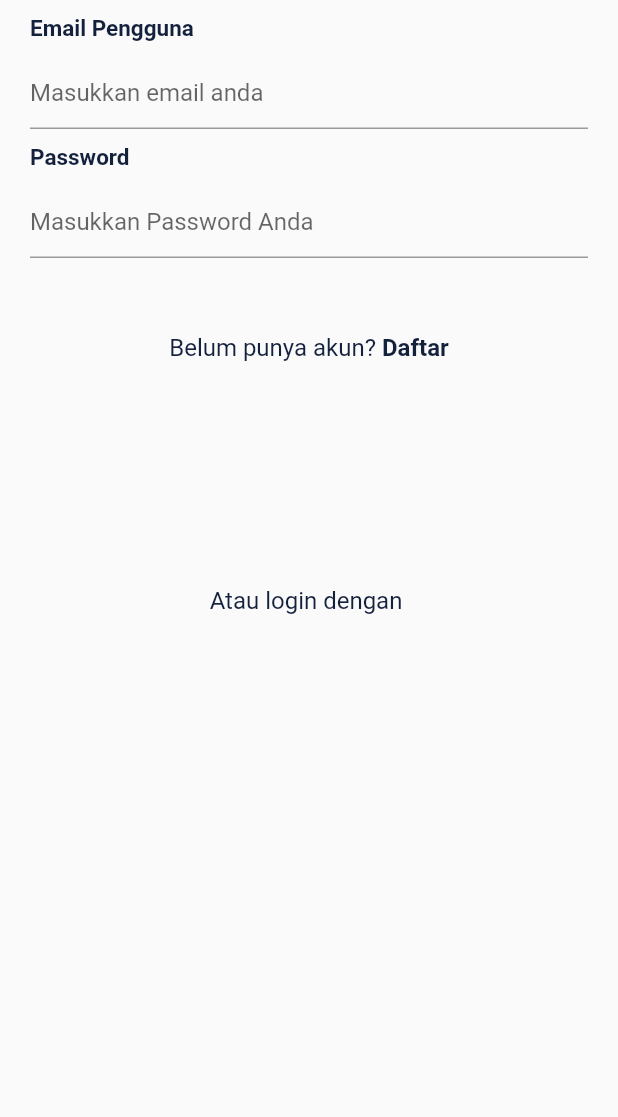
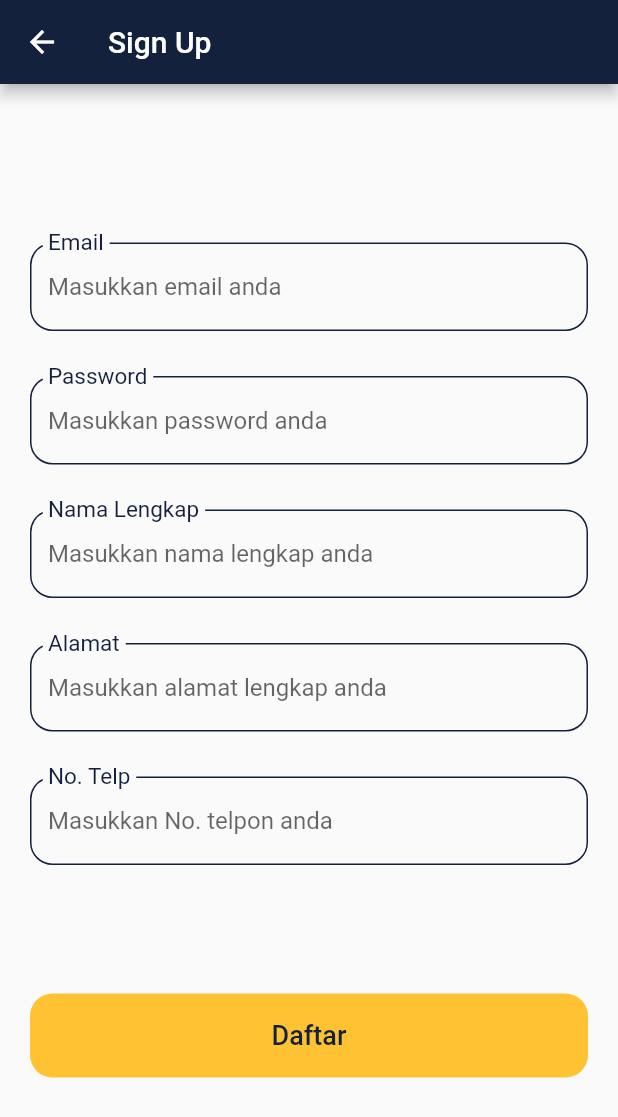
Before and after one commit to dafaraisya/rongsokin_pengepul, a Flutter app: the screen it shows after launch, after a tap on "Daftar", on a phone screen of 412 x 824 dp. Shown: the top 1117 px of the screen. Run offline on Flutter 3.47's test engine with Material 2 defaults, Android fonts, the phone set to English and light mode, and no system bars.

Commit message:
add sign in and signup page

```diff
--- /dev/null
+++ b/lib/components/default_button.dart
@@ -0,0 +1,38 @@
+import 'package:flutter/material.dart';
+import 'package:rongsokin_pengepul/constant.dart';
+
+class DefaultButton extends StatelessWidget {
+  const DefaultButton({
+    Key? key,
+    this.text,
+    this.press,
+  }) : super(key: key);
+  final String? text;
+  final VoidCallback? press;
+
+  @override
+  Widget build(BuildContext context) {
+    return SizedBox(
+      width: double.infinity,
+      height: 56,
+      child: TextButton(
+        style: ButtonStyle(
+          backgroundColor: MaterialStateProperty.all<Color>(Color(0XFFFFC233)),
+          shape: MaterialStateProperty.all<RoundedRectangleBorder>(
+            RoundedRectangleBorder(
+              borderRadius: BorderRadius.circular(15.0)
+            )
+          )
+        ),
+        onPressed: press!,
+        child: Text(
+          text!,
+          style: TextStyle(
+            fontSize: 18,
+            color: kPrimaryColor,
+          ),
+        ),
+      ),
+    );
+  }
+}
--- a/lib/constant.dart
+++ b/lib/constant.dart
@@ -1,17 +1,6 @@
 import 'package:flutter/material.dart';
 
 const kPrimaryColor = Color(0xFF14213D);
-const kPrimaryLightColor = Color(0xFFFFECDF);
-const kPrimaryGradientColor = LinearGradient(
-  begin: Alignment.topLeft,
-  end: Alignment.bottomRight,
-  colors: [Color(0xFFFFA53E), Color(0xFFFF7643)],
-);
-const kSecondaryColor = Color(0xFF979797);
-const kTextColor = Color(0xFFFF652C);
-const kDefaultPadding = 20.0;
-const kErrorColor = Color(0xFFF03738);
-const kContentColorLightTheme = Color(0xFF1D1D35);
 const kHeaderText = TextStyle(
   color: Colors.black,
   fontWeight: FontWeight.bold,
@@ -29,23 +18,3 @@ const kParagraphText = TextStyle(
   fontSize: 14,
   fontFamily: 'Montserrat Regular'
 );
-
-const kAnimationDuration = Duration(milliseconds: 200);
-
-const defaultDuration = Duration(milliseconds: 250);
-
-// Form Error
-final RegExp emailValidatorRegExp = RegExp(r"^[a-zA-Z0-9.]+@[a-zA-Z0-9]+\.[a-zA-Z]+");
-const String kEmailNullError = "Please Enter your email";
-const String kInvalidEmailError = "Please Enter Valid Email";
-const String kUsernameNullError = "Please Enter your Username";
-const String kInvalidUsernameError = "Please Enter your Username";
-const String kPassNullError = "Please Enter your password";
-const String kShortPassError = "Password is too short";
-const String kMatchPassError = "Passwords don't match";
-const String kNamelNullError = "Please Enter your name";
-const String kPhoneNumberNullError = "Please Enter your phone number";
-const String kAddressNullError = "Please Enter your address";
-const String kStatusNullError = "Please Enter your status";
-const String kNikNullError = "Please Enter your NIK";
-const String kNullError = "harus di isi";
--- /dev/null
+++ b/lib/screens/home/home.dart
@@ -0,0 +1,17 @@
+import 'package:flutter/material.dart';
+
+class Home extends StatefulWidget {
+  const Home({ Key? key }) : super(key: key);
+
+  @override
+  _HomeState createState() => _HomeState();
+}
+
+class _HomeState extends State<Home> {
+  @override
+  Widget build(BuildContext context) {
+    return Container(
+      child: Text('home screen'),
+    );
+  }
+}
--- a/lib/screens/sign_in/sign_in.dart
+++ b/lib/screens/sign_in/sign_in.dart
@@ -1,34 +1,41 @@
 import 'package:flutter/material.dart';
+import 'package:rongsokin_pengepul/components/default_button.dart';
 import 'package:rongsokin_pengepul/constant.dart';
+import 'package:rongsokin_pengepul/screens/sign_up/sign_up.dart';
 
 class SignIn extends StatelessWidget {
   const SignIn({Key? key}) : super(key: key);
 
   @override
   Widget build(BuildContext context) {
-    return SafeArea(
-      child: SizedBox(
-        width: double.infinity,
-        child: Padding(
-          padding: EdgeInsets.symmetric(horizontal: 20),
-          child: SingleChildScrollView(
+    return Container(
+      padding: EdgeInsets.all(20),
       child: Column(
         children: [
-                const SizedBox(height: 10),
+          Spacer(),
+          Image.asset("assets/logo_name.png"),
+          Spacer(),
+          Image.asset("assets/logo_image.png"),
+          Spacer(),
           SignInForm(),
-                SizedBox(height: 10),
+          Spacer(),
+          DefaultButton(
+            text: "Login",
+            press: () {},
+          ),
+          Spacer(),
           Row(
             mainAxisAlignment: MainAxisAlignment.center,
             children: [
               Text(
                 "Belum punya akun? ",
-                      style: TextStyle(
-                          fontSize: 16,
-                          color: Color(0xff14213D)),
+                style: TextStyle(fontSize: 16, color: Color(0xff14213D)),
               ),
               GestureDetector(
                   onTap: () {
-                        // Navigator.pushNamed(context, SignUpScreen.routeName),
+                    Navigator.of(context).push(MaterialPageRoute(builder: (_) {
+                      return SignUp();
+                    }));
                   },
                   child: Text(
                     "Daftar",
@@ -39,32 +46,8 @@ class SignIn extends StatelessWidget {
                   )),
             ],
           ),
-                SizedBox(height: 150),
-                Text(
-                  "Atau login dengan ",
-                  style: TextStyle(
-                      fontSize: 16,
-                      color: Color(0xff14213D)),
-                ),
-                InkWell(
-                  onTap: () {
-                    // final provider = Provider.of<GoogleSignInProvider>(context,listen: false);
-                    // provider.login();
-                  },
-                  child: Container(
-                    padding: EdgeInsets.all(15),
-                    child: Row(
-                      mainAxisAlignment: MainAxisAlignment.center,
-                      children: <Widget>[
-                        // Image.asset('assets/icons/google-icon.png'),
+          Spacer()
         ],
-                    ),
-                  ),
-                )
-              ],
-            ),
-          ),
-        ),
       ),
     );
   }
@@ -79,78 +62,42 @@ class _SignInFormState extends State<SignInForm> {
   final _formKey = GlobalKey<FormState>();
   String? email;
   String? password;
-  bool loading = false;
-  final List<String> errors = [];
-  // final AuthService _auth = AuthService();
-
-  // void addError({String error}) {
-  //   if (!errors.contains(error))
-  //     setState(() {
-  //       errors.add(error);
-  //     });
-  // }
-
-  // void removeError({String error}) {
-  //   if (errors.contains(error))
-  //     setState(() {
-  //       errors.remove(error);
-  //     });
-  // }
 
   @override
   Widget build(BuildContext context) {
-    return loading
-        ? CircularProgressIndicator()
-        : Form(
+    return Form(
       key: _formKey,
       child: Column(
         crossAxisAlignment: CrossAxisAlignment.start,
         children: [
-                Text(
-                  'Email Pengguna',
-                  style: TextStyle(
-                      color: kPrimaryColor,
-                      fontWeight: FontWeight.bold,
-                      fontSize: 15),
-                ),
-                SizedBox(height: 10),
           TextFormField(
             keyboardType: TextInputType.emailAddress,
             onSaved: (newValue) => email = newValue,
             onChanged: (value) {
-                    // if (value.isNotEmpty) {
-                    //   removeError(error: kEmailNullError);
-                    // } else if (emailValidatorRegExp.hasMatch(value)) {
-                    //   removeError(error: kInvalidEmailError);
-                    // }
               setState(() {
                 email = value;
               });
             },
-                  validator: (value) {
-                    // if (value.isEmpty) {
-                    //   addError(error: kEmailNullError);
-                    //   return "";
-                    // } else if (!emailValidatorRegExp.hasMatch(value)) {
-                    //   addError(error: kInvalidEmailError);
-                    //   return "";
-                    // }
-                    return null;
-                  },
             decoration: InputDecoration(
+              floatingLabelBehavior: FloatingLabelBehavior.always,
+              labelText: "Email",
+              labelStyle: TextStyle(fontSize: 20, color: kPrimaryColor),
               hintText: "Masukkan email anda",
-                    floatingLabelBehavior: FloatingLabelBehavior.always,
+              focusedBorder: OutlineInputBorder(
+                borderRadius: BorderRadius.circular(15.0),
+                borderSide: BorderSide(
+                  color: kPrimaryColor,
                 ),
               ),
-                SizedBox(height: 10),
-                Text(
-                  'Password',
-                  style: TextStyle(
+              enabledBorder: OutlineInputBorder(
+                borderRadius: BorderRadius.circular(15.0),
+                borderSide: BorderSide(
                   color: kPrimaryColor,
-                      fontWeight: FontWeight.bold,
-                      fontSize: 15),
                 ),
-                SizedBox(height: 10),
+              ),
+            ),
+          ),
+          SizedBox(height: 30),
           TextFormField(
             obscureText: true,
             onSaved: (newValue) => password = newValue,
@@ -158,60 +105,27 @@ class _SignInFormState extends State<SignInForm> {
               setState(() {
                 password = value;
               });
-                    // if (value.isNotEmpty) {
-                    //   removeError(error: kPassNullError);
-                    // } else if (value.length >= 8) {
-                    //   removeError(error: kShortPassError);
-                    // }
-                    return null;
-                  },
-                  validator: (value) {
-                    // if (value.isEmpty) {
-                    //   addError(error: kPassNullError);
-                    //   return "";
-                    // } else if (value.length < 8) {
-                    //   addError(error: kShortPassError);
-                    //   return "";
-                    // }
               return null;
             },
             decoration: InputDecoration(
-                    hintText: "Masukkan Password Anda",
               floatingLabelBehavior: FloatingLabelBehavior.always,
+              labelText: "Password",
+              labelStyle: TextStyle(fontSize: 20, color: kPrimaryColor),
+              hintText: "Masukkan password anda",
+              focusedBorder: OutlineInputBorder(
+                borderRadius: BorderRadius.circular(15.0),
+                borderSide: BorderSide(
+                  color: kPrimaryColor,
                 ),
               ),
-                SizedBox(height: 30),
-                // FormError(errors: errors),
-                SizedBox(height: 10),
-                // DefaultButton(
-                //   text: "Login",
-                //   press: () async {
-                //     // dynamic result = await _auth.signInAnon();
-                //     // if (result == null) {
-                //     //   print('error');
-                //     // } else {
-                //     //   print('signed in');
-                //     //   print(result.uid);
-                //     //   Navigator.pushNamed(context, HomeScreen.routeName);
-                //     // }
-                //     if (_formKey.currentState.validate()) {
-                //       _formKey.currentState.save();
-                //       KeyboardUtil.hideKeyboard(context);
-                //       dynamic result = await _auth.signInWithEmailAndPassword(
-                //           email, password);
-                //       setState(() {
-                //         loading = true;
-                //       });
-                //       if (result == null) {
-                //         loading = false;
-                //         Navigator.push(context,
-                //             MaterialPageRoute(builder: (_) => SignInFailed()));
-                //       } else {
-                //         Navigator.pushNamed(context, HomeScreen.routeName);
-                //       }
-                //     }
-                //   },
-                // ),
+              enabledBorder: OutlineInputBorder(
+                borderRadius: BorderRadius.circular(15.0),
+                borderSide: BorderSide(
+                  color: kPrimaryColor,
+                ),
+              ),
+            ),
+          ),
         ],
       ),
     );
--- /dev/null
+++ b/lib/screens/sign_up/sign_up.dart
@@ -0,0 +1,203 @@
+import 'package:flutter/material.dart';
+import 'package:rongsokin_pengepul/components/default_button.dart';
+import 'package:rongsokin_pengepul/constant.dart';
+
+class SignUp extends StatelessWidget {
+  const SignUp({Key? key}) : super(key: key);
+
+  @override
+  Widget build(BuildContext context) {
+    return Scaffold(
+      appBar: AppBar(
+        backgroundColor: kPrimaryColor,
+        title: Text('Sign Up'),
+      ),
+      body: Container(
+        padding: EdgeInsets.all(20),
+        child: Column(
+          children: [
+            Spacer(),
+            SignUpForm(),
+            Spacer(),
+            DefaultButton(
+              text: "Daftar",
+              press: () {},
+            ),
+            Spacer(),
+          ],
+        ),
+      ),
+    );
+  }
+}
+
+class SignUpForm extends StatefulWidget {
+  @override
+  _SignUpFormState createState() => _SignUpFormState();
+}
+
+class _SignUpFormState extends State<SignUpForm> {
+  final _formKey = GlobalKey<FormState>();
+  String? email;
+  String? password;
+
+  @override
+  Widget build(BuildContext context) {
+    return Form(
+      key: _formKey,
+      child: Column(
+        crossAxisAlignment: CrossAxisAlignment.start,
+        children: [
+          //Email
+          TextFormField(
+            keyboardType: TextInputType.emailAddress,
+            onSaved: (newValue) => email = newValue,
+            onChanged: (value) {
+              setState(() {
+                email = value;
+              });
+            },
+            decoration: InputDecoration(
+              floatingLabelBehavior: FloatingLabelBehavior.always,
+              labelText: "Email",
+              labelStyle: TextStyle(fontSize: 20, color: kPrimaryColor),
+              hintText: "Masukkan email anda",
+              focusedBorder: OutlineInputBorder(
+                borderRadius: BorderRadius.circular(15.0),
+                borderSide: BorderSide(
+                  color: kPrimaryColor,
+                ),
+              ),
+              enabledBorder: OutlineInputBorder(
+                borderRadius: BorderRadius.circular(15.0),
+                borderSide: BorderSide(
+                  color: kPrimaryColor,
+                ),
+              ),
+            ),
+          ),
+          SizedBox(height: 30),
+          //Password
+          TextFormField(
+            obscureText: true,
+            onSaved: (newValue) => password = newValue,
+            onChanged: (value) {
+              setState(() {
+                password = value;
+              });
+              return null;
+            },
+            decoration: InputDecoration(
+              floatingLabelBehavior: FloatingLabelBehavior.always,
+              labelText: "Password",
+              labelStyle: TextStyle(fontSize: 20, color: kPrimaryColor),
+              hintText: "Masukkan password anda",
+              focusedBorder: OutlineInputBorder(
+                borderRadius: BorderRadius.circular(15.0),
+                borderSide: BorderSide(
+                  color: kPrimaryColor,
+                ),
+              ),
+              enabledBorder: OutlineInputBorder(
+                borderRadius: BorderRadius.circular(15.0),
+                borderSide: BorderSide(
+                  color: kPrimaryColor,
+                ),
+              ),
+            ),
+          ),
+          SizedBox(height: 30),
+          //Nama Pengguna
+          TextFormField(
+            keyboardType: TextInputType.text,
+            onSaved: (newValue) => password = newValue,
+            onChanged: (value) {
+              setState(() {
+                password = value;
+              });
+              return null;
+            },
+            decoration: InputDecoration(
+              floatingLabelBehavior: FloatingLabelBehavior.always,
+              labelText: "Nama Lengkap",
+              labelStyle: TextStyle(fontSize: 20, color: kPrimaryColor),
+              hintText: "Masukkan nama lengkap anda",
+              focusedBorder: OutlineInputBorder(
+                borderRadius: BorderRadius.circular(15.0),
+                borderSide: BorderSide(
+                  color: kPrimaryColor,
+                ),
+              ),
+              enabledBorder: OutlineInputBorder(
+                borderRadius: BorderRadius.circular(15.0),
+                borderSide: BorderSide(
+                  color: kPrimaryColor,
+                ),
+              ),
+            ),
+          ),
+          SizedBox(height: 30),
+          //Alamat
+          TextFormField(
+            keyboardType: TextInputType.text,
+            onSaved: (newValue) => password = newValue,
+            onChanged: (value) {
+              setState(() {
+                password = value;
+              });
+              return null;
+            },
+            decoration: InputDecoration(
+              floatingLabelBehavior: FloatingLabelBehavior.always,
+              labelText: "Alamat",
+              labelStyle: TextStyle(fontSize: 20, color: kPrimaryColor),
+              hintText: "Masukkan alamat lengkap anda",
+              focusedBorder: OutlineInputBorder(
+                borderRadius: BorderRadius.circular(15.0),
+                borderSide: BorderSide(
+                  color: kPrimaryColor,
+                ),
+              ),
+              enabledBorder: OutlineInputBorder(
+                borderRadius: BorderRadius.circular(15.0),
+                borderSide: BorderSide(
+                  color: kPrimaryColor,
+                ),
+              ),
+            ),
+          ),
+          SizedBox(height: 30),
+          //No telp
+          TextFormField(
+            keyboardType: TextInputType.number,
+            onSaved: (newValue) => password = newValue,
+            onChanged: (value) {
+              setState(() {
+                password = value;
+              });
+              return null;
+            },
+            decoration: InputDecoration(
+              floatingLabelBehavior: FloatingLabelBehavior.always,
+              labelText: "No. Telp",
+              labelStyle: TextStyle(fontSize: 20, color: kPrimaryColor),
+              hintText: "Masukkan No. telpon anda",
+              focusedBorder: OutlineInputBorder(
+                borderRadius: BorderRadius.circular(15.0),
+                borderSide: BorderSide(
+                  color: kPrimaryColor,
+                ),
+              ),
+              enabledBorder: OutlineInputBorder(
+                borderRadius: BorderRadius.circular(15.0),
+                borderSide: BorderSide(
+                  color: kPrimaryColor,
+                ),
+              ),
+            ),
+          ),
+        ],
+      ),
+    );
+  }
+}
```
Also changed, not shown: pubspec.lock. Lines whose indentation alone changed are shown as unchanged.
